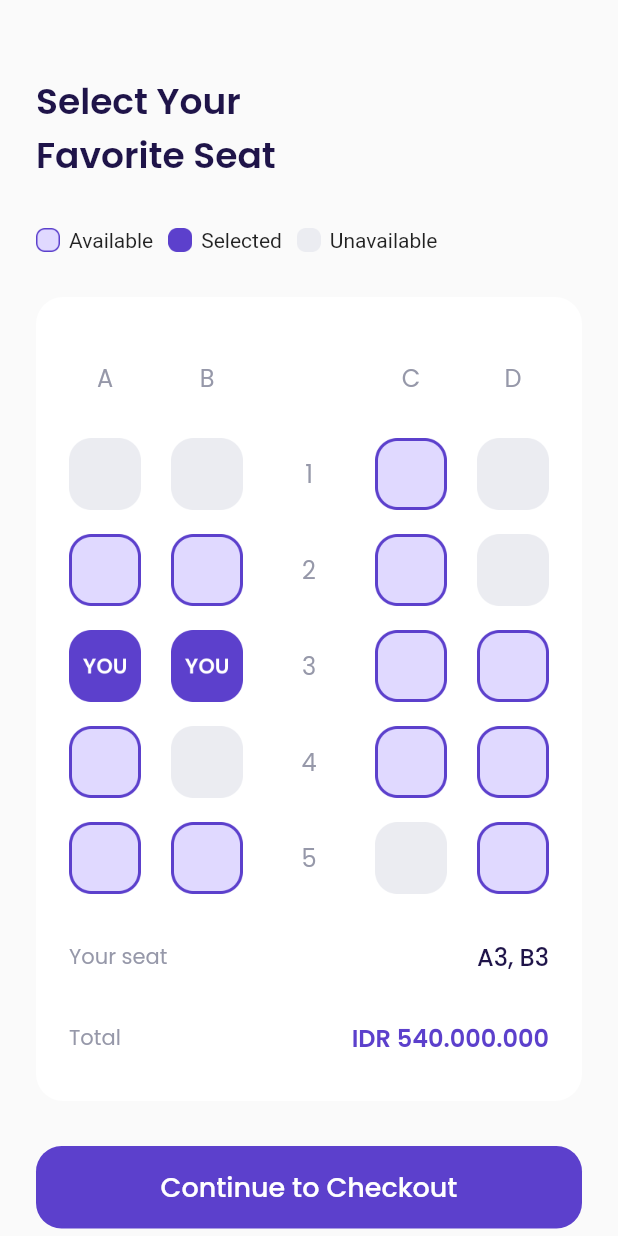
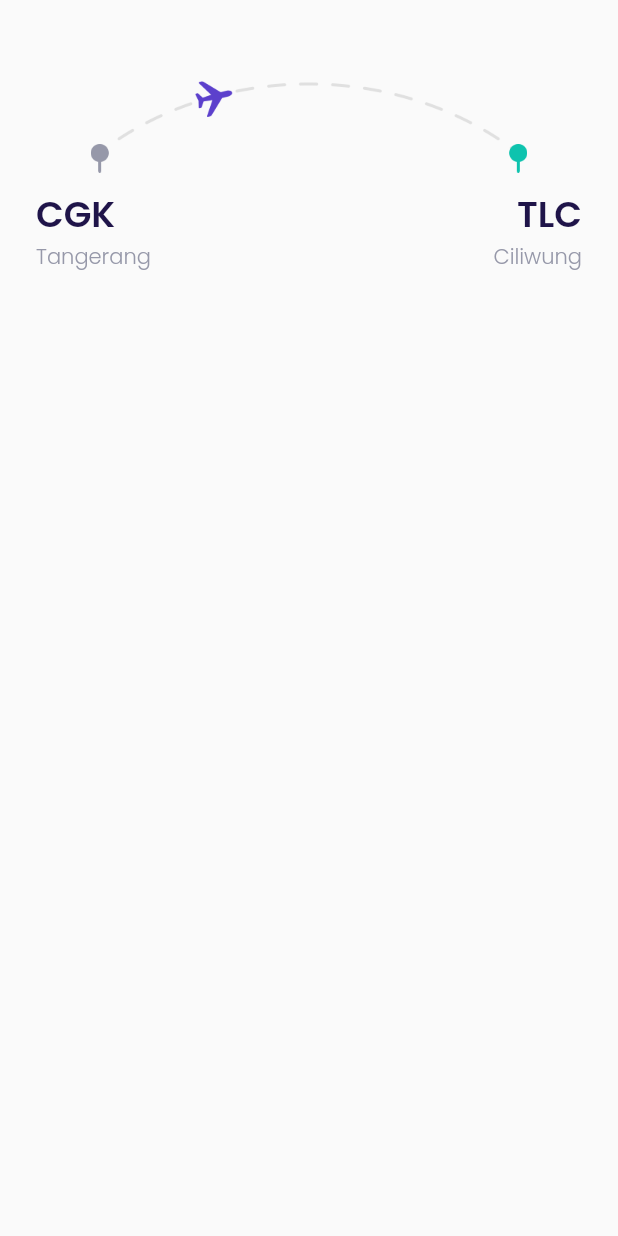
Before and after one commit to arissugiyono/travel_app, a Flutter app: the chooseSeatPage screen opened by its route, after a tap on "Continue to Checkout", on a phone screen of 412 x 824 dp. Run offline on Flutter 3.47's test engine with Material 2 defaults, Android fonts, the phone set to English and light mode, and no system bars; our stand-ins replace google_fonts; missing offline and left inert: responsive_grid_list, shadow_overlay.

Commit message:
update complete choose seat page

```diff
--- a/lib/main.dart
+++ b/lib/main.dart
@@ -1,4 +1,5 @@
 import 'package:airplane_app/ui/pages/bonus_page.dart';
+import 'package:airplane_app/ui/pages/checkout_page.dart';
 import 'package:airplane_app/ui/pages/choose_seat_page.dart';
 import 'package:airplane_app/ui/pages/detail_page.dart';
 import 'package:airplane_app/ui/pages/get_started_page.dart';
@@ -26,6 +27,8 @@ class MyApp extends StatelessWidget {
         '/bonus': (context) => BonusPage(),
         '/main-page': (context) => mainPage(),
         '/choose-seat-page': (context) => chooseSeatPage(),
+        '/checkout-page': (context) => checkoutPage(),
+
       },
     );
   }
--- a/lib/ui/pages/bonus_page.dart
+++ b/lib/ui/pages/bonus_page.dart
@@ -121,7 +121,7 @@ class BonusPage extends StatelessWidget {
     }
 
     Widget startButton() {
-      return customButton(
+      return CustomButton(
         title: 'Start Fly Now',
         onPress: (() {
           Navigator.pushNamed(context, '/main-page');
--- /dev/null
+++ b/lib/ui/pages/checkout_page.dart
@@ -0,0 +1,75 @@
+import 'package:airplane_app/shared/theme.dart';
+import 'package:flutter/material.dart';
+
+class checkoutPage extends StatelessWidget {
+  const checkoutPage({super.key});
+
+  @override
+  Widget build(BuildContext context) {
+    Widget route() {
+      return Column(
+        children: [
+          Container(
+            margin: EdgeInsets.only(top: 50, bottom: 10),
+            width: 291,
+            height: 65,
+            decoration: BoxDecoration(
+                image: DecorationImage(
+                    image: AssetImage('assets/image_checkout.png'))),
+          ),
+          Row(
+            mainAxisAlignment: MainAxisAlignment.spaceBetween,
+            children: [
+              Column(
+                crossAxisAlignment: CrossAxisAlignment.start,
+                children: [
+                  Text(
+                    'CGK',
+                    style: blackTextStyle.copyWith(
+                      fontSize: 24,
+                      fontWeight: semiBold,
+                    ),
+                  ),
+                  Text(
+                    'Tangerang',
+                    style: greyTextStyle.copyWith(
+                      fontWeight: light,
+                    ),
+                  )
+                ],
+              ),
+              Column(
+                crossAxisAlignment: CrossAxisAlignment.end,
+                children: [
+                  Text(
+                    'TLC',
+                    style: blackTextStyle.copyWith(
+                      fontSize: 24,
+                      fontWeight: semiBold,
+                    ),
+                  ),
+                  Text(
+                    'Ciliwung',
+                    style: greyTextStyle.copyWith(
+                      fontWeight: light,
+                    ),
+                  )
+                ],
+              )
+            ],
+          )
+        ],
+      );
+    }
+
+    return Scaffold(
+      backgroundColor: kBackgroundColor,
+      body: ListView(
+        padding: EdgeInsets.symmetric(horizontal: 24),
+        children: [
+          route(),
+        ],
+      ),
+    );
+  }
+}
--- a/lib/ui/pages/choose_seat_page.dart
+++ b/lib/ui/pages/choose_seat_page.dart
@@ -1,4 +1,6 @@
+
 import 'package:airplane_app/shared/theme.dart';
+import 'package:airplane_app/ui/pages/checkout_page.dart';
 import 'package:airplane_app/ui/widgets/custom_button.dart';
 import 'package:airplane_app/ui/widgets/seat_item.dart';
 import 'package:flutter/material.dart';
@@ -6,6 +8,9 @@ import 'package:flutter/material.dart';
 class chooseSeatPage extends StatelessWidget {
   const chooseSeatPage({super.key});
 
+
+  @override
+  Widget build(BuildContext context) {
     Widget title() {
       return Container(
         margin: const EdgeInsets.only(top: 50),
@@ -356,9 +361,9 @@ class chooseSeatPage extends StatelessWidget {
     }
 
     Widget checkoutButton() {
-    return customButton(
+      return CustomButton(
         title: 'Continue to Checkout',
-      onPress: () => () {},
+        onPress: () => Navigator.pushNamed(context, '/checkout-page'),
         margin: EdgeInsets.only(
           top: 30,
           bottom: 46,
@@ -366,8 +371,6 @@ class chooseSeatPage extends StatelessWidget {
       );
     }
 
-  @override
-  Widget build(BuildContext context) {
     return Scaffold(
       backgroundColor: kBackgroundColor,
       body: ListView(
--- a/lib/ui/pages/detail_page.dart
+++ b/lib/ui/pages/detail_page.dart
@@ -214,7 +214,7 @@ class detailPage extends StatelessWidget {
                       ],
                     ),
                   ),
-                  customButton(
+                  CustomButton(
                     width: 170,
                     title: 'Book Now',
                     onPress: () =>
--- a/lib/ui/pages/get_started_page.dart
+++ b/lib/ui/pages/get_started_page.dart
@@ -39,7 +39,7 @@ class GetStaredPage extends StatelessWidget {
                   ),
                   textAlign: TextAlign.center,
                 ),
-                customButton(
+                CustomButton(
                   title: 'Get Started',
                   onPress: () {
                     Navigator.pushNamed(context, '/sign-up');
--- a/lib/ui/pages/sign_up_page.dart
+++ b/lib/ui/pages/sign_up_page.dart
@@ -48,7 +48,7 @@ class SignUpPage extends StatelessWidget {
 
       Widget signUpButton() {
         return Container(
-          child: customButton(
+          child: CustomButton(
             title: 'Sign Up',
             onPress: () {
               Navigator.pushNamed(context, '/bonus');
--- a/lib/ui/widgets/custom_button.dart
+++ b/lib/ui/widgets/custom_button.dart
@@ -1,17 +1,19 @@
 import 'package:airplane_app/shared/theme.dart';
 import 'package:flutter/material.dart';
 
-class customButton extends StatelessWidget {
+class CustomButton extends StatelessWidget {
   final String title;
   final double width;
   final Function() onPress;
   final EdgeInsets margin;
-  const customButton(
-      {super.key,
+
+  const CustomButton({
+    Key? key,
     required this.title,
     this.width = double.infinity,
     required this.onPress,
-      this.margin = EdgeInsets.zero});
+    this.margin = EdgeInsets.zero,
+  }) : super(key: key);
 
   @override
   Widget build(BuildContext context) {
@@ -24,11 +26,14 @@ class customButton extends StatelessWidget {
         style: TextButton.styleFrom(
           backgroundColor: kPrimaryColor,
           shape: RoundedRectangleBorder(
-                  borderRadius: BorderRadius.circular(defaultRadius))),
+            borderRadius: BorderRadius.circular(defaultRadius),
+          ),
+        ),
         child: Text(
           title,
           style: whiteTextStyle.copyWith(fontSize: 18, fontWeight: medium),
-          )),
+        ),
+      ),
     );
   }
 }
```
Lines whose indentation alone changed are shown as unchanged.
